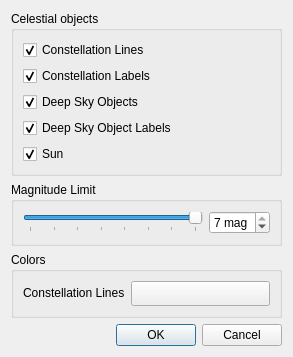
KDE/marble, file src/plugins/render/stars/StarsConfigWidget.ui: the form before one commit.
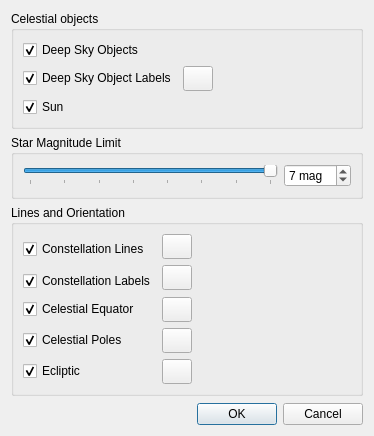
The form after the commit.

Commit message: Greatly expanded configuration dialog for stars plugin.

The edit to the form file:
```diff
--- a/src/plugins/render/stars/StarsConfigWidget.ui
+++ b/src/plugins/render/stars/StarsConfigWidget.ui
@@ -6,41 +6,21 @@
    <rect>
     <x>0</x>
     <y>0</y>
-    <width>293</width>
-    <height>330</height>
+    <width>374</width>
+    <height>436</height>
    </rect>
   </property>
   <property name="windowTitle">
    <string>Configure Stars Plugin</string>
   </property>
-  <layout class="QVBoxLayout" name="verticalLayout_2">
+  <layout class="QVBoxLayout" name="verticalLayout">
    <item>
     <widget class="QGroupBox" name="groupBox">
      <property name="title">
       <string>Celestial objects</string>
      </property>
-     <layout class="QVBoxLayout" name="verticalLayout">
-      <item>
-       <widget class="QCheckBox" name="m_viewConstellationLinesCheckbox">
-        <property name="text">
-         <string>Constellation Lines</string>
-        </property>
-        <property name="checked">
-         <bool>true</bool>
-        </property>
-       </widget>
-      </item>
-      <item>
-       <widget class="QCheckBox" name="m_viewConstellationLabelsCheckbox">
-        <property name="text">
-         <string>Constellation Labels</string>
-        </property>
-        <property name="checked">
-         <bool>true</bool>
-        </property>
-       </widget>
-      </item>
-      <item>
+     <layout class="QGridLayout" name="gridLayout_2">
+      <item row="0" column="0">
        <widget class="QCheckBox" name="m_viewDsosCheckbox">
         <property name="text">
          <string>Deep Sky Objects</string>
@@ -50,7 +30,20 @@
         </property>
        </widget>
       </item>
-      <item>
+      <item row="0" column="2">
+       <spacer name="horizontalSpacer_7">
+        <property name="orientation">
+         <enum>Qt::Horizontal</enum>
+        </property>
+        <property name="sizeHint" stdset="0">
+         <size>
+          <width>155</width>
+          <height>10</height>
+         </size>
+        </property>
+       </spacer>
+      </item>
+      <item row="1" column="0">
        <widget class="QCheckBox" name="m_viewDsoLabelCheckbox">
         <property name="text">
          <string>Deep Sky Object Labels</string>
@@ -60,7 +53,39 @@
         </property>
        </widget>
       </item>
-      <item>
+      <item row="1" column="1">
+       <widget class="QPushButton" name="m_dsoLabelColorButton">
+        <property name="minimumSize">
+         <size>
+          <width>30</width>
+          <height>25</height>
+         </size>
+        </property>
+        <property name="maximumSize">
+         <size>
+          <width>30</width>
+          <height>25</height>
+         </size>
+        </property>
+        <property name="text">
+         <string/>
+        </property>
+       </widget>
+      </item>
+      <item row="1" column="2">
+       <spacer name="horizontalSpacer_6">
+        <property name="orientation">
+         <enum>Qt::Horizontal</enum>
+        </property>
+        <property name="sizeHint" stdset="0">
+         <size>
+          <width>155</width>
+          <height>10</height>
+         </size>
+        </property>
+       </spacer>
+      </item>
+      <item row="2" column="0">
        <widget class="QCheckBox" name="m_viewSunCheckbox">
         <property name="text">
          <string>Sun</string>
@@ -70,13 +95,26 @@
         </property>
        </widget>
       </item>
+      <item row="2" column="2">
+       <spacer name="horizontalSpacer_8">
+        <property name="orientation">
+         <enum>Qt::Horizontal</enum>
+        </property>
+        <property name="sizeHint" stdset="0">
+         <size>
+          <width>155</width>
+          <height>10</height>
+         </size>
+        </property>
+       </spacer>
+      </item>
      </layout>
     </widget>
    </item>
    <item>
     <widget class="QGroupBox" name="groupBox_3">
      <property name="title">
-      <string>Magnitude Limit</string>
+      <string>Star Magnitude Limit</string>
      </property>
      <layout class="QHBoxLayout" name="horizontalLayout">
       <item>
@@ -109,9 +147,6 @@
         <property name="prefix">
          <string/>
         </property>
-        <property name="maximum">
-         <number>7</number>
-        </property>
         <property name="value">
          <number>7</number>
         </property>
@@ -123,447 +158,219 @@
    <item>
     <widget class="QGroupBox" name="groupBox_2">
      <property name="title">
-      <string>Colors</string>
+      <string>Lines and Orientation</string>
      </property>
-     <layout class="QFormLayout" name="formLayout">
-      <item row="0" column="0">
-       <widget class="QLabel" name="label">
-        <property name="palette">
-         <palette>
-          <active>
-           <colorrole role="WindowText">
-            <brush brushstyle="SolidPattern">
-             <color alpha="255">
-              <red>0</red>
-              <green>0</green>
-              <blue>0</blue>
-             </color>
-            </brush>
-           </colorrole>
-           <colorrole role="Button">
-            <brush brushstyle="SolidPattern">
-             <color alpha="255">
-              <red>255</red>
-              <green>255</green>
-              <blue>255</blue>
-             </color>
-            </brush>
-           </colorrole>
-           <colorrole role="Light">
-            <brush brushstyle="SolidPattern">
-             <color alpha="255">
-              <red>255</red>
-              <green>255</green>
-              <blue>255</blue>
-             </color>
-            </brush>
-           </colorrole>
-           <colorrole role="Midlight">
-            <brush brushstyle="SolidPattern">
-             <color alpha="255">
-              <red>255</red>
-              <green>255</green>
-              <blue>255</blue>
-             </color>
-            </brush>
-           </colorrole>
-           <colorrole role="Dark">
-            <brush brushstyle="SolidPattern">
-             <color alpha="255">
-              <red>127</red>
-              <green>127</green>
-              <blue>127</blue>
-             </color>
-            </brush>
-           </colorrole>
-           <colorrole role="Mid">
-            <brush brushstyle="SolidPattern">
-             <color alpha="255">
-              <red>170</red>
-              <green>170</green>
-              <blue>170</blue>
-             </color>
-            </brush>
-           </colorrole>
-           <colorrole role="Text">
-            <brush brushstyle="SolidPattern">
-             <color alpha="255">
-              <red>0</red>
-              <green>0</green>
-              <blue>0</blue>
-             </color>
-            </brush>
-           </colorrole>
-           <colorrole role="BrightText">
-            <brush brushstyle="SolidPattern">
-             <color alpha="255">
-              <red>255</red>
-              <green>255</green>
-              <blue>255</blue>
-             </color>
-            </brush>
-           </colorrole>
-           <colorrole role="ButtonText">
-            <brush brushstyle="SolidPattern">
-             <color alpha="255">
-              <red>0</red>
-              <green>0</green>
-              <blue>0</blue>
-             </color>
-            </brush>
-           </colorrole>
-           <colorrole role="Base">
-            <brush brushstyle="SolidPattern">
-             <color alpha="255">
-              <red>255</red>
-              <green>255</green>
-              <blue>255</blue>
-             </color>
-            </brush>
-           </colorrole>
-           <colorrole role="Window">
-            <brush brushstyle="SolidPattern">
-             <color alpha="255">
-              <red>255</red>
-              <green>255</green>
-              <blue>255</blue>
-             </color>
-            </brush>
-           </colorrole>
-           <colorrole role="Shadow">
-            <brush brushstyle="SolidPattern">
-             <color alpha="255">
-              <red>0</red>
-              <green>0</green>
-              <blue>0</blue>
-             </color>
-            </brush>
-           </colorrole>
-           <colorrole role="AlternateBase">
-            <brush brushstyle="SolidPattern">
-             <color alpha="255">
-              <red>255</red>
-              <green>255</green>
-              <blue>255</blue>
-             </color>
-            </brush>
-           </colorrole>
-           <colorrole role="ToolTipBase">
-            <brush brushstyle="SolidPattern">
-             <color alpha="255">
-              <red>255</red>
-              <green>255</green>
-              <blue>220</blue>
-             </color>
-            </brush>
-           </colorrole>
-           <colorrole role="ToolTipText">
-            <brush brushstyle="SolidPattern">
-             <color alpha="255">
-              <red>0</red>
-              <green>0</green>
-              <blue>0</blue>
-             </color>
-            </brush>
-           </colorrole>
-          </active>
-          <inactive>
-           <colorrole role="WindowText">
-            <brush brushstyle="SolidPattern">
-             <color alpha="255">
-              <red>0</red>
-              <green>0</green>
-              <blue>0</blue>
-             </color>
-            </brush>
-           </colorrole>
-           <colorrole role="Button">
-            <brush brushstyle="SolidPattern">
-             <color alpha="255">
-              <red>255</red>
-              <green>255</green>
-              <blue>255</blue>
-             </color>
-            </brush>
-           </colorrole>
-           <colorrole role="Light">
-            <brush brushstyle="SolidPattern">
-             <color alpha="255">
-              <red>255</red>
-              <green>255</green>
-              <blue>255</blue>
-             </color>
-            </brush>
-           </colorrole>
-           <colorrole role="Midlight">
-            <brush brushstyle="SolidPattern">
-             <color alpha="255">
-              <red>255</red>
-              <green>255</green>
-              <blue>255</blue>
-             </color>
-            </brush>
-           </colorrole>
-           <colorrole role="Dark">
-            <brush brushstyle="SolidPattern">
-             <color alpha="255">
-              <red>127</red>
-              <green>127</green>
-              <blue>127</blue>
-             </color>
-            </brush>
-           </colorrole>
-           <colorrole role="Mid">
-            <brush brushstyle="SolidPattern">
-             <color alpha="255">
-              <red>170</red>
-              <green>170</green>
-              <blue>170</blue>
-             </color>
-            </brush>
-           </colorrole>
-           <colorrole role="Text">
-            <brush brushstyle="SolidPattern">
-             <color alpha="255">
-              <red>0</red>
-              <green>0</green>
-              <blue>0</blue>
-             </color>
-            </brush>
-           </colorrole>
-           <colorrole role="BrightText">
-            <brush brushstyle="SolidPattern">
-             <color alpha="255">
-              <red>255</red>
-              <green>255</green>
-              <blue>255</blue>
-             </color>
-            </brush>
-           </colorrole>
-           <colorrole role="ButtonText">
-            <brush brushstyle="SolidPattern">
-             <color alpha="255">
-              <red>0</red>
-              <green>0</green>
-              <blue>0</blue>
-             </color>
-            </brush>
-           </colorrole>
-           <colorrole role="Base">
-            <brush brushstyle="SolidPattern">
-             <color alpha="255">
-              <red>255</red>
-              <green>255</green>
-              <blue>255</blue>
-             </color>
-            </brush>
-           </colorrole>
-           <colorrole role="Window">
-            <brush brushstyle="SolidPattern">
-             <color alpha="255">
-              <red>255</red>
-              <green>255</green>
-              <blue>255</blue>
-             </color>
-            </brush>
-           </colorrole>
-           <colorrole role="Shadow">
-            <brush brushstyle="SolidPattern">
-             <color alpha="255">
-              <red>0</red>
-              <green>0</green>
-              <blue>0</blue>
-             </color>
-            </brush>
-           </colorrole>
-           <colorrole role="AlternateBase">
-            <brush brushstyle="SolidPattern">
-             <color alpha="255">
-              <red>255</red>
-              <green>255</green>
-              <blue>255</blue>
-             </color>
-            </brush>
-           </colorrole>
-           <colorrole role="ToolTipBase">
-            <brush brushstyle="SolidPattern">
-             <color alpha="255">
-              <red>255</red>
-              <green>255</green>
-              <blue>220</blue>
-             </color>
-            </brush>
-           </colorrole>
-           <colorrole role="ToolTipText">
-            <brush brushstyle="SolidPattern">
-             <color alpha="255">
-              <red>0</red>
-              <green>0</green>
-              <blue>0</blue>
-             </color>
-            </brush>
-           </colorrole>
-          </inactive>
-          <disabled>
-           <colorrole role="WindowText">
-            <brush brushstyle="SolidPattern">
-             <color alpha="255">
-              <red>127</red>
-              <green>127</green>
-              <blue>127</blue>
-             </color>
-            </brush>
-           </colorrole>
-           <colorrole role="Button">
-            <brush brushstyle="SolidPattern">
-             <color alpha="255">
-              <red>255</red>
-              <green>255</green>
-              <blue>255</blue>
-             </color>
-            </brush>
-           </colorrole>
-           <colorrole role="Light">
-            <brush brushstyle="SolidPattern">
-             <color alpha="255">
-              <red>255</red>
-              <green>255</green>
-              <blue>255</blue>
-             </color>
-            </brush>
-           </colorrole>
-           <colorrole role="Midlight">
-            <brush brushstyle="SolidPattern">
-             <color alpha="255">
-              <red>255</red>
-              <green>255</green>
-              <blue>255</blue>
-             </color>
-            </brush>
-           </colorrole>
-           <colorrole role="Dark">
-            <brush brushstyle="SolidPattern">
-             <color alpha="255">
-              <red>127</red>
-              <green>127</green>
-              <blue>127</blue>
-             </color>
-            </brush>
-           </colorrole>
-           <colorrole role="Mid">
-            <brush brushstyle="SolidPattern">
-             <color alpha="255">
-              <red>170</red>
-              <green>170</green>
-              <blue>170</blue>
-             </color>
-            </brush>
-           </colorrole>
-           <colorrole role="Text">
-            <brush brushstyle="SolidPattern">
-             <color alpha="255">
-              <red>127</red>
-              <green>127</green>
-              <blue>127</blue>
-             </color>
-            </brush>
-           </colorrole>
-           <colorrole role="BrightText">
-            <brush brushstyle="SolidPattern">
-             <color alpha="255">
-              <red>255</red>
-              <green>255</green>
-              <blue>255</blue>
-             </color>
-            </brush>
-           </colorrole>
-           <colorrole role="ButtonText">
-            <brush brushstyle="SolidPattern">
-             <color alpha="255">
-              <red>127</red>
-              <green>127</green>
-              <blue>127</blue>
-             </color>
-            </brush>
-           </colorrole>
-           <colorrole role="Base">
-            <brush brushstyle="SolidPattern">
-             <color alpha="255">
-              <red>255</red>
-              <green>255</green>
-              <blue>255</blue>
-             </color>
-            </brush>
-           </colorrole>
-           <colorrole role="Window">
-            <brush brushstyle="SolidPattern">
-             <color alpha="255">
-              <red>255</red>
-              <green>255</green>
-              <blue>255</blue>
-             </color>
-            </brush>
-           </colorrole>
-           <colorrole role="Shadow">
-            <brush brushstyle="SolidPattern">
-             <color alpha="255">
-              <red>0</red>
-              <green>0</green>
-              <blue>0</blue>
-             </color>
-            </brush>
-           </colorrole>
-           <colorrole role="AlternateBase">
-            <brush brushstyle="SolidPattern">
-             <color alpha="255">
-              <red>255</red>
-              <green>255</green>
-              <blue>255</blue>
-             </color>
-            </brush>
-           </colorrole>
-           <colorrole role="ToolTipBase">
-            <brush brushstyle="SolidPattern">
-             <color alpha="255">
-              <red>255</red>
-              <green>255</green>
-              <blue>220</blue>
-             </color>
-            </brush>
-           </colorrole>
-           <colorrole role="ToolTipText">
-            <brush brushstyle="SolidPattern">
-             <color alpha="255">
-              <red>0</red>
-              <green>0</green>
-              <blue>0</blue>
-             </color>
-            </brush>
-           </colorrole>
-          </disabled>
-         </palette>
-        </property>
+     <layout class="QGridLayout" name="gridLayout">
+      <item row="0" column="0" rowspan="2">
+       <widget class="QCheckBox" name="m_viewConstellationLinesCheckbox">
         <property name="text">
          <string>Constellation Lines</string>
         </property>
-        <property name="buddy">
-         <cstring>constellationColorButton</cstring>
+        <property name="checked">
+         <bool>true</bool>
         </property>
        </widget>
       </item>
       <item row="0" column="1">
-       <widget class="QPushButton" name="constellationColorButton">
+       <widget class="QPushButton" name="m_constellationColorButton">
         <property name="minimumSize">
          <size>
           <width>30</width>
           <height>25</height>
          </size>
         </property>
+        <property name="maximumSize">
+         <size>
+          <width>30</width>
+          <height>25</height>
+         </size>
+        </property>
         <property name="text">
          <string/>
         </property>
        </widget>
       </item>
+      <item row="0" column="2">
+       <spacer name="horizontalSpacer">
+        <property name="orientation">
+         <enum>Qt::Horizontal</enum>
+        </property>
+        <property name="sizeHint" stdset="0">
+         <size>
+          <width>152</width>
+          <height>10</height>
+         </size>
+        </property>
+       </spacer>
+      </item>
+      <item row="2" column="0">
+       <widget class="QCheckBox" name="m_viewConstellationLabelsCheckbox">
+        <property name="text">
+         <string>Constellation Labels</string>
+        </property>
+        <property name="checked">
+         <bool>true</bool>
+        </property>
+       </widget>
+      </item>
+      <item row="1" column="1" rowspan="2">
+       <widget class="QPushButton" name="m_constellationLabelColorButton">
+        <property name="minimumSize">
+         <size>
+          <width>30</width>
+          <height>25</height>
+         </size>
+        </property>
+        <property name="maximumSize">
+         <size>
+          <width>30</width>
+          <height>25</height>
+         </size>
+        </property>
+        <property name="text">
+         <string/>
+        </property>
+       </widget>
+      </item>
+      <item row="2" column="2">
+       <spacer name="horizontalSpacer_2">
+        <property name="orientation">
+         <enum>Qt::Horizontal</enum>
+        </property>
+        <property name="sizeHint" stdset="0">
+         <size>
+          <width>152</width>
+          <height>10</height>
+         </size>
+        </property>
+       </spacer>
+      </item>
+      <item row="3" column="0">
+       <widget class="QCheckBox" name="m_viewCelestialEquatorCheckbox">
+        <property name="text">
+         <string>Celestial Equator</string>
+        </property>
+        <property name="checked">
+         <bool>true</bool>
+        </property>
+       </widget>
+      </item>
+      <item row="3" column="1">
+       <widget class="QPushButton" name="m_celestialEquatorColorButton">
+        <property name="minimumSize">
+         <size>
+          <width>30</width>
+          <height>25</height>
+         </size>
+        </property>
+        <property name="maximumSize">
+         <size>
+          <width>30</width>
+          <height>25</height>
+         </size>
+        </property>
+        <property name="text">
+         <string/>
+        </property>
+       </widget>
+      </item>
+      <item row="3" column="2">
+       <spacer name="horizontalSpacer_3">
+        <property name="orientation">
+         <enum>Qt::Horizontal</enum>
+        </property>
+        <property name="sizeHint" stdset="0">
+         <size>
+          <width>152</width>
+          <height>10</height>
+         </size>
+        </property>
+       </spacer>
+      </item>
+      <item row="4" column="0">
+       <widget class="QCheckBox" name="m_viewCelestialPoleCheckbox">
+        <property name="text">
+         <string>Celestial Poles</string>
+        </property>
+        <property name="checked">
+         <bool>true</bool>
+        </property>
+       </widget>
+      </item>
+      <item row="4" column="1">
+       <widget class="QPushButton" name="m_celestialPoleColorButton">
+        <property name="minimumSize">
+         <size>
+          <width>30</width>
+          <height>25</height>
+         </size>
+        </property>
+        <property name="maximumSize">
+         <size>
+          <width>30</width>
+          <height>25</height>
+         </size>
+        </property>
+        <property name="text">
+         <string/>
+        </property>
+       </widget>
+      </item>
+      <item row="4" column="2">
+       <spacer name="horizontalSpacer_4">
+        <property name="orientation">
+         <enum>Qt::Horizontal</enum>
+        </property>
+        <property name="sizeHint" stdset="0">
+         <size>
+          <width>152</width>
+          <height>10</height>
+         </size>
+        </property>
+       </spacer>
+      </item>
+      <item row="5" column="0">
+       <widget class="QCheckBox" name="m_viewEclipticCheckbox">
+        <property name="text">
+         <string>Ecliptic</string>
+        </property>
+        <property name="checked">
+         <bool>true</bool>
+        </property>
+       </widget>
+      </item>
+      <item row="5" column="1">
+       <widget class="QPushButton" name="m_eclipticColorButton">
+        <property name="minimumSize">
+         <size>
+          <width>30</width>
+          <height>25</height>
+         </size>
+        </property>
+        <property name="maximumSize">
+         <size>
+          <width>30</width>
+          <height>25</height>
+         </size>
+        </property>
+        <property name="text">
+         <string/>
+        </property>
+       </widget>
+      </item>
+      <item row="5" column="2">
+       <spacer name="horizontalSpacer_5">
+        <property name="orientation">
+         <enum>Qt::Horizontal</enum>
+        </property>
+        <property name="sizeHint" stdset="0">
+         <size>
+          <width>152</width>
+          <height>10</height>
+         </size>
+        </property>
+       </spacer>
+      </item>
      </layout>
     </widget>
    </item>
@@ -575,20 +382,37 @@
      <property name="sizeHint" stdset="0">
       <size>
        <width>20</width>
-       <height>164</height>
+       <height>27</height>
       </size>
      </property>
     </spacer>
    </item>
    <item>
-    <widget class="QDialogButtonBox" name="m_buttonBox">
-     <property name="orientation">
-      <enum>Qt::Horizontal</enum>
-     </property>
-     <property name="standardButtons">
-      <set>QDialogButtonBox::Cancel|QDialogButtonBox::Ok</set>
-     </property>
-    </widget>
+    <layout class="QHBoxLayout" name="horizontalLayout_2">
+     <item>
+      <spacer name="horizontalSpacer_9">
+       <property name="orientation">
+        <enum>Qt::Horizontal</enum>
+       </property>
+       <property name="sizeHint" stdset="0">
+        <size>
+         <width>20</width>
+         <height>20</height>
+        </size>
+       </property>
+      </spacer>
+     </item>
+     <item>
+      <widget class="QDialogButtonBox" name="m_buttonBox">
+       <property name="orientation">
+        <enum>Qt::Horizontal</enum>
+       </property>
+       <property name="standardButtons">
+        <set>QDialogButtonBox::Cancel|QDialogButtonBox::Ok</set>
+       </property>
+      </widget>
+     </item>
+    </layout>
    </item>
   </layout>
  </widget>
```
The commit also changes 2 other files.
